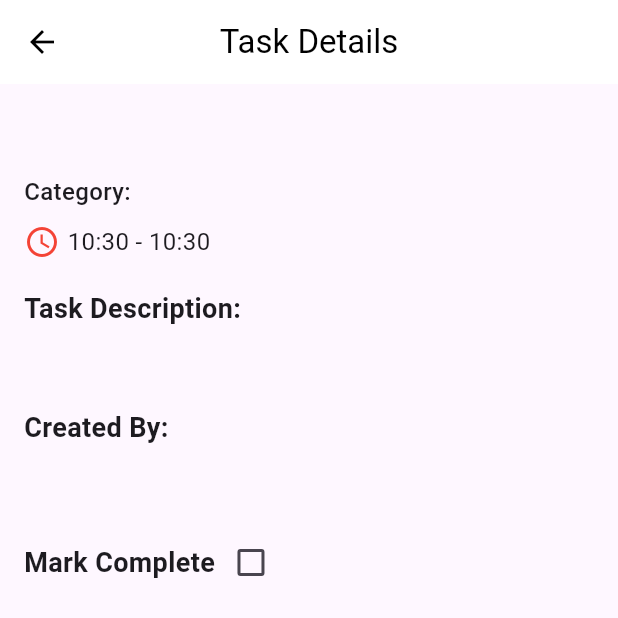
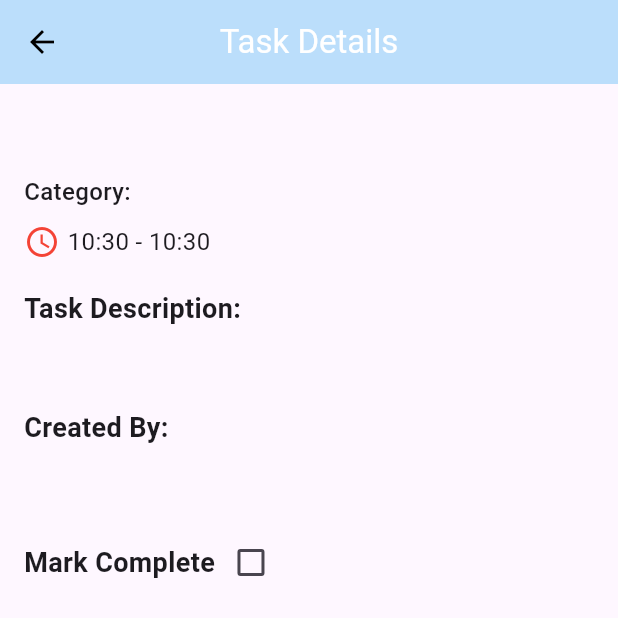
Before and after one commit to zliu46/partners, a Flutter app: the TaskDetailsPage screen opened directly with empty values, on a phone screen of 412 x 824 dp, the top half of it. Run offline on Flutter 3.47's test engine with Material 3 defaults, Android fonts, the light colour scheme and no system bars; our stand-ins replace cloud_firestore, firebase_auth, firebase_core, firebase_vertexai, flutter_local_notifications, flutter_slidable and 5 more; accounts and stored records are empty.

Commit message:
changes on UI

```diff
--- a/lib/pages/task_categories_page.dart
+++ b/lib/pages/task_categories_page.dart
@@ -14,11 +14,11 @@ class TaskCategoriesPage extends StatelessWidget {
 
     return Scaffold(
       appBar: AppBar(
-        backgroundColor: Colors.white,
+        backgroundColor: Colors.blue[100],
         elevation: 0,
         title: const Text(
           'Task Categories',
-          style: TextStyle(color: Colors.black),
+          style: TextStyle(color: Colors.white),
         ),
         centerTitle: true,
       ),
--- a/lib/pages/task_details_page.dart
+++ b/lib/pages/task_details_page.dart
@@ -10,13 +10,13 @@ class TaskDetailsPage extends StatelessWidget {
   @override
   Widget build(BuildContext context) {
     final taskProvider = Provider.of<TaskProvider>(context, listen: true);
-    // ✅ Provide default time if startTime or endTime is null
+    // Provide default time if startTime or endTime is null
     final startTime = task.startTime ?? DateTime.now();
     final endTime = task.endTime ?? DateTime.now().add(const Duration(hours: 1));
 
     return Scaffold(
       appBar: AppBar(
-        backgroundColor: Colors.white,
+        backgroundColor: Colors.blue[100],
         elevation: 0,
         leading: IconButton(
           icon: const Icon(Icons.arrow_back, color: Colors.black),
@@ -26,7 +26,7 @@ class TaskDetailsPage extends StatelessWidget {
         ),
         title: const Text(
           'Task Details',
-          style: TextStyle(color: Colors.black),
+          style: TextStyle(color: Colors.white),
         ),
         centerTitle: true,
       ),
--- a/lib/pages/task_list_page.dart
+++ b/lib/pages/task_list_page.dart
@@ -15,7 +15,7 @@ class TaskListPage extends StatelessWidget {
 
     return Scaffold(
         appBar: AppBar(
-          backgroundColor: Colors.white,
+          backgroundColor: Colors.blue[100],
           elevation: 0,
           leading: IconButton(
             icon: const Icon(Icons.arrow_back, color: Colors.black),
@@ -25,7 +25,7 @@ class TaskListPage extends StatelessWidget {
           ),
           title: Text(
             '$category Tasks',
-            style: const TextStyle(color: Colors.black),
+            style: const TextStyle(color: Colors.white),
           ),
           centerTitle: true,
         ),
```
